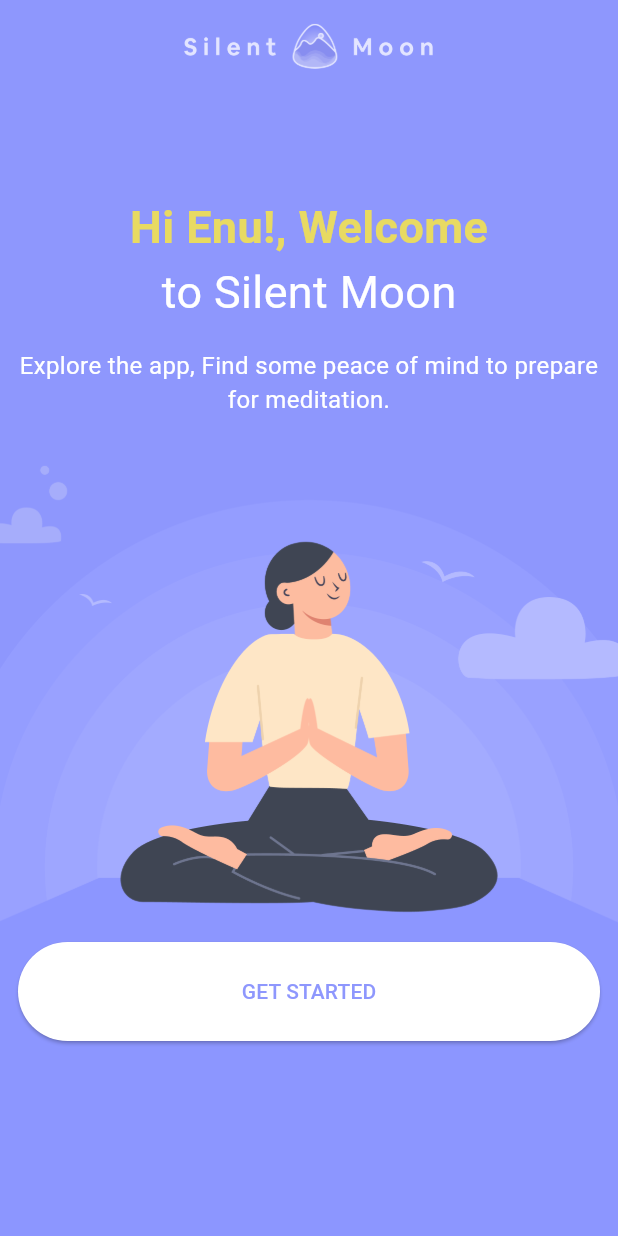
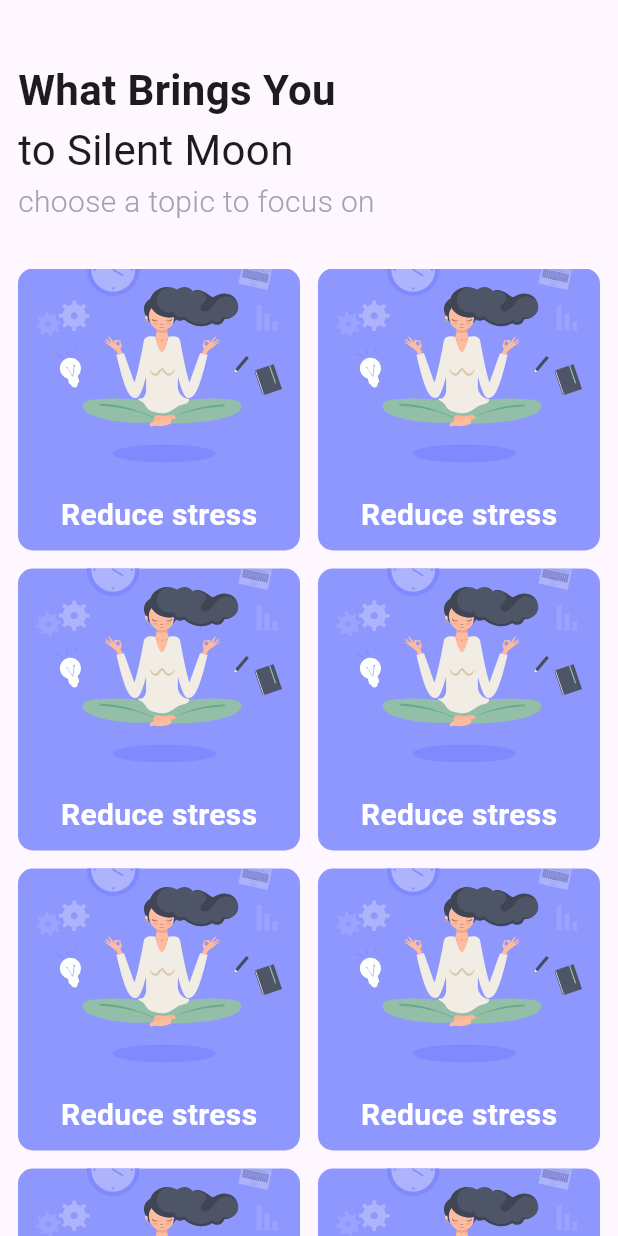
Before and after one commit to Hasibol-Hoda-Inu/SilentMoon, a Flutter app: the screen it shows after launch, after a tap on "GET STARTED", on a phone screen of 412 x 824 dp. Run offline on Flutter 3.47's test engine with Material 3 defaults, Android fonts, the phone set to English and light mode, and no system bars; our stand-ins replace flutter_svg, get.

Commit message:
home screen has been developed

```diff
--- a/lib/application/app.dart
+++ b/lib/application/app.dart
@@ -1,4 +1,5 @@
 import 'package:flutter/material.dart';
+import 'package:get/get.dart';
 import 'package:silent_moon/presentation/ui/screens/splash_screen.dart';
 import 'package:silent_moon/presentation/ui/utility/app_color.dart';
 
@@ -9,7 +10,7 @@ class SilentMoon extends StatelessWidget {
 
   @override
   Widget build(BuildContext context) {
-    return MaterialApp(
+    return GetMaterialApp(
       home: const SplashScreen(),
       theme: ThemeData(
         primarySwatch: MaterialColor(AppColors.primaryColor.value, AppColors().color),
--- /dev/null
+++ b/lib/presentation/ui/screens/home_screen.dart
@@ -0,0 +1,89 @@
+import 'package:flutter/cupertino.dart';
+import 'package:flutter/material.dart';
+import 'package:flutter_svg/flutter_svg.dart';
+import 'package:flutter_svg/svg.dart';
+import 'package:silent_moon/presentation/ui/utility/app_color.dart';
+import 'package:silent_moon/presentation/ui/utility/image_assets.dart';
+
+class HomeScreen extends StatefulWidget {
+  const HomeScreen({super.key});
+
+  @override
+  State<HomeScreen> createState() => _HomeScreenState();
+}
+
+class _HomeScreenState extends State<HomeScreen> {
+  @override
+  Widget build(BuildContext context) {
+    return Scaffold(
+      body: SafeArea(
+        child: Padding(
+          padding: const EdgeInsets.only(left: 12.0, top: 40, right: 12, bottom: 0),
+          child: Column(
+            crossAxisAlignment: CrossAxisAlignment.start,
+            children: [
+               const Text('What Brings You', style: TextStyle(
+                fontSize: 28,
+                fontWeight: FontWeight.w700,
+              ),),
+               const Text('to Silent Moon', style: TextStyle(
+                fontSize: 28,
+              ),),
+               const Text('choose a topic to focus on', style: TextStyle(
+                 fontSize: 20,
+                 color: Color(0xffA1A4B2),
+                 fontWeight: FontWeight.w300
+               ),),
+              const SizedBox(height: 30,),
+              Expanded(child:
+                GridView.builder(
+                  gridDelegate: const SliverGridDelegateWithFixedCrossAxisCount(
+                  crossAxisCount: 2,
+                  mainAxisSpacing: 12,
+                      crossAxisSpacing: 12
+                ),
+                 itemBuilder: (context, index){
+                  return const TopicCounter();
+                },
+                  itemCount: 10,
+              ),
+
+              ),
+            ],
+          ),
+        ),
+      ),
+    );
+  }
+}
+
+class TopicCounter extends StatelessWidget {
+  const TopicCounter({
+    super.key,
+  });
+
+  @override
+  Widget build(BuildContext context) {
+    return Container(
+     height: 200,
+      width: 160,
+      decoration: BoxDecoration(
+        color: AppColors.primaryColor,
+        borderRadius: BorderRadius.circular(10)
+      ),
+      child: Column(
+        children: [
+          SvgPicture.asset(ImageAssets.ContainerImage,),
+          const Padding(
+            padding: EdgeInsets.only(left: 10, top: 20, right: 10,bottom: 10),
+            child: Text('Reduce stress', textAlign: TextAlign.start, style: TextStyle(
+              color: Colors.white,
+              fontWeight: FontWeight.w700,
+              fontSize: 20,
+            ),),
+          )
+        ],
+      ),
+    );
+  }
+}
--- a/lib/presentation/ui/screens/splash_screen.dart
+++ b/lib/presentation/ui/screens/splash_screen.dart
@@ -1,4 +1,6 @@
 import 'package:flutter/material.dart';
+import 'package:get/get.dart';
+import 'package:silent_moon/presentation/ui/screens/home_screen.dart';
 import 'package:silent_moon/presentation/ui/utility/app_color.dart';
 import 'package:silent_moon/presentation/ui/utility/image_assets.dart';
 
@@ -23,19 +25,19 @@ class _SplashScreenState extends State<SplashScreen> {
             child: Column(
               mainAxisAlignment: MainAxisAlignment.spaceEvenly,
               children: [
-                 Column(
+                 const Column(
                   children: [
                     Text('Hi Enu!, Welcome', style: TextStyle(
-                      color: Colors.yellow.withOpacity(0.8),
+                      color: Color(0xffFFECCC),
                       fontWeight: FontWeight.w700,
                       fontSize: 30,
                     ),),
-                    const Text('to Silent Moon', style: TextStyle(
-                      color: Colors.white,
+                    Text('to Silent Moon', style: TextStyle(
+                      color: Color(0xffFFECCC),
                       fontSize: 30,
                     ),),
-                    const SizedBox(height: 16,),
-                    const Text('Explore the app, Find some peace of mind to prepare for meditation.', textAlign: TextAlign.center,style: TextStyle(
+                    SizedBox(height: 16,),
+                    Text('Explore the app, Find some peace of mind to prepare for meditation.', textAlign: TextAlign.center,style: TextStyle(
                       color: Colors.white,
                       fontSize: 16
                     ),),
@@ -45,11 +47,16 @@ class _SplashScreenState extends State<SplashScreen> {
                 SizedBox(
                   width: double.infinity,
                   child: ElevatedButton(
-                      onPressed: (){},
+                      onPressed: (){
+                        Get.to(const HomeScreen());
+                      },
                       style: ElevatedButton.styleFrom(
                       backgroundColor: Colors.white
                     ),
-                      child: const Text('GET STARTED', style: TextStyle(color: AppColors.primaryColor),)
+                      child: const Text('GET STARTED', style: TextStyle(
+                          color: AppColors.primaryColor,
+                        fontSize: 18,
+                      ),)
                   ),
                 )
               ],
--- a/lib/presentation/ui/utility/image_assets.dart
+++ b/lib/presentation/ui/utility/image_assets.dart
@@ -3,4 +3,6 @@ class ImageAssets{
  static const String SignUpScreenImage ='assets/images/ssi.png';
  static const String BgOfSingUpScreen ='assets/images/bg of sus.png';
  static const String BgOfSplashScreen ='assets/images/welcome.png';
+ static const String BgOfHomeScreen ='assets/images/Union.png';
+ static const String ContainerImage ='assets/images/ci.svg';
 }
--- a/pubspec.yaml
+++ b/pubspec.yaml
@@ -35,6 +35,8 @@ dependencies:
   # The following adds the Cupertino Icons font to your application.
   # Use with the CupertinoIcons class for iOS style icons.
   cupertino_icons: ^1.0.6
+  get: ^4.6.6
+  flutter_svg: ^2.0.10+1
 
 dev_dependencies:
   flutter_test:
```
Also changed, not shown: assets/images/Union.png (added), assets/images/ci.svg (added), pubspec.lock, 1 other file.
